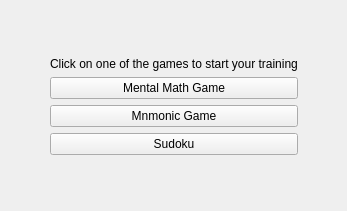
Above: QtApp/QtApp.ui from RodolfoAndrade/BrainTrainer before the change. Below: the same form after it.
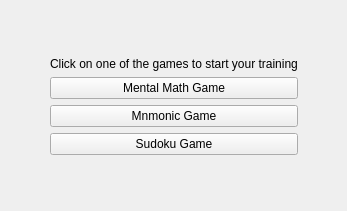
That is the form after the change.

Commit message: adding new functionalities to sudoku game;

```diff
--- a/QtApp/QtApp.ui
+++ b/QtApp/QtApp.ui
@@ -90,7 +90,7 @@
          <item>
           <widget class="QPushButton" name="sudokuButton">
            <property name="text">
-            <string>Sudoku</string>
+            <string>Sudoku Game</string>
            </property>
           </widget>
          </item>
```
The commit also changes 3 other files.
